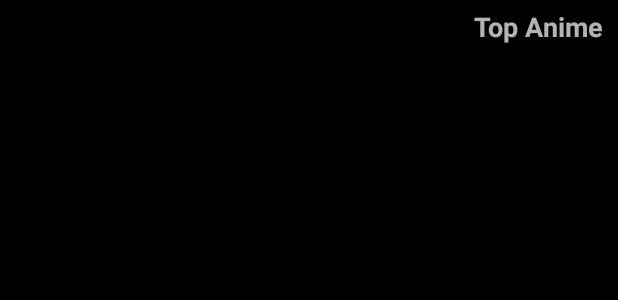
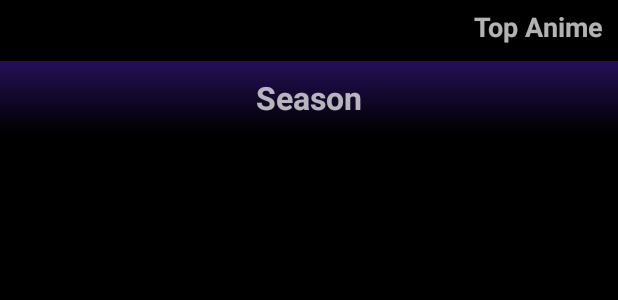
Before and after one commit to ryuu-blue/Ryu, an Android app: the layout fragment_main.xml on its own in the app's theme, with its tools: preview values and no code run, on a phone screen of 412 x 824 dp. Shown: the top 300 px of the screen. Run offline under Robolectric (Android 15) with nearby library versions, the phone set to English and light mode, and no system bars; network calls fail.

Commit message:
final - project abandoned

```diff
--- a/app/src/main/java/com/joellui/ryu/AnimeDetailsActivity.kt
+++ b/app/src/main/java/com/joellui/ryu/AnimeDetailsActivity.kt
@@ -243,5 +243,9 @@ class AnimeDetailsActivity : AppCompatActivity() {
         finish()
     }
 
+    fun Likebtn(view: android.view.View) {
+        Toast.makeText(this, "Default", Toast.LENGTH_SHORT).show()
+    }
+
 
 }
--- a/app/src/main/java/com/joellui/ryu/api/Aniapi.kt
+++ b/app/src/main/java/com/joellui/ryu/api/Aniapi.kt
@@ -20,8 +20,8 @@ interface Aniapi {
     @GET("/v1/episode")
     suspend fun getEpisode(
         @Query("anime_id") number: Int,
-        @Query("source") src: String = "dreamsub",
-        @Query("locale") locale: String = "it",
+        @Query("source") src: String = "gogoanime",
+        @Query("locale") locale: String = "en",
         @Query("page") current_page: Int = 1
     ): Response<EpisodePost>
 
@@ -38,6 +38,7 @@ interface Aniapi {
         @Query("formats") formats: String? = null,
         @Query("status") status: String? = null,
         @Query("per_page") per_page: Int? = null,
+        @Query("season") season: Int? = null,
         @Query("sort_fields") sort_fields: String? = null,
         @Query("sort_directions") sort_directions: Int? = null,
     ): Response<SearchPost>
--- a/app/src/main/java/com/joellui/ryu/repositry/Repository.kt
+++ b/app/src/main/java/com/joellui/ryu/repositry/Repository.kt
@@ -31,9 +31,10 @@ class Repository {
         formats: String? = null,
         status: String? = null,
         per_page: Int? = null,
+        season: Int? = null,
         sort_fields: String? = null,
         sort_directions: Int? = null,
         ): Response<SearchPost> {
-        return  RetrofitInstance.api.getSearchAnime(title,nsfw,formats,status,per_page,sort_fields,sort_directions)
+        return  RetrofitInstance.api.getSearchAnime(title,nsfw,formats,status,per_page, season,sort_fields,sort_directions)
     }
 }
--- /dev/null
+++ b/app/src/main/res/drawable/ic_fav.xml
@@ -0,0 +1,5 @@
+<vector android:height="24dp" android:tint="#FB3958"
+    android:viewportHeight="24" android:viewportWidth="24"
+    android:width="24dp" xmlns:android="http://schemas.android.com/apk/res/android">
+    <path android:fillColor="@android:color/white" android:pathData="M12,21.35l-1.45,-1.32C5.4,15.36 2,12.28 2,8.5 2,5.42 4.42,3 7.5,3c1.74,0 3.41,0.81 4.5,2.09C13.09,3.81 14.76,3 16.5,3 19.58,3 22,5.42 22,8.5c0,3.78 -3.4,6.86 -8.55,11.54L12,21.35z"/>
+</vector>
--- /dev/null
+++ b/app/src/main/res/drawable/ic_unfav.xml
@@ -0,0 +1,5 @@
+<vector android:height="24dp" android:tint="#FB3958"
+    android:viewportHeight="24" android:viewportWidth="24"
+    android:width="24dp" xmlns:android="http://schemas.android.com/apk/res/android">
+    <path android:fillColor="@android:color/white" android:pathData="M16.5,3c-1.74,0 -3.41,0.81 -4.5,2.09C10.91,3.81 9.24,3 7.5,3 4.42,3 2,5.42 2,8.5c0,3.78 3.4,6.86 8.55,11.54L12,21.35l1.45,-1.32C18.6,15.36 22,12.28 22,8.5 22,5.42 19.58,3 16.5,3zM12.1,18.55l-0.1,0.1 -0.1,-0.1C7.14,14.24 4,11.39 4,8.5 4,6.5 5.5,5 7.5,5c1.54,0 3.04,0.99 3.57,2.36h1.87C13.46,5.99 14.96,5 16.5,5c2,0 3.5,1.5 3.5,3.5 0,2.89 -3.14,5.74 -7.9,10.05z"/>
+</vector>
--- a/app/src/main/res/layout/fragment_main.xml
+++ b/app/src/main/res/layout/fragment_main.xml
@@ -33,11 +33,59 @@
                 android:textSize="18sp"
                 android:textStyle="bold"/>
 
+
             <androidx.recyclerview.widget.RecyclerView
                 android:id="@+id/rv_topAnime"
-                android:orientation="horizontal"
                 android:layout_width="match_parent"
-                android:layout_height="wrap_content"/>
+                android:layout_height="wrap_content"
+                tools:itemCount="5"
+                android:orientation="horizontal" />
+
+            <androidx.constraintlayout.widget.ConstraintLayout
+                android:layout_width="match_parent"
+                android:layout_height="match_parent">
+
+                <FrameLayout
+                    app:layout_constraintTop_toTopOf="parent"
+                    app:layout_constraintBottom_toBottomOf="parent"
+                    app:layout_constraintStart_toStartOf="parent"
+                    app:layout_constraintEnd_toEndOf="parent"
+                    android:background="#794F20B8"
+                    android:layout_height="0dp"
+                    android:layout_width="0dp">
+
+                    <View
+                        app:layout_constraintBottom_toBottomOf="@id/rv_seasonPeriod"
+                        android:layout_width="match_parent"
+                        android:background="@drawable/gradient_black"
+                        android:layout_height="match_parent"/>
+
+                </FrameLayout>
+
+                <TextView
+                    app:layout_constraintTop_toTopOf="parent"
+                    app:layout_constraintStart_toStartOf="parent"
+                    app:layout_constraintEnd_toEndOf="parent"
+                    android:id="@+id/tv_seasonPeriod"
+                    android:layout_width="match_parent"
+                    android:layout_height="wrap_content"
+                    android:text="Season"
+                    android:textStyle="bold"
+                    android:padding="10dp"
+                    android:textSize="21sp"
+                    android:textAlignment="center"/>
+
+                <androidx.recyclerview.widget.RecyclerView
+                    android:id="@+id/rv_seasonPeriod"
+                    app:layout_constraintTop_toBottomOf="@id/tv_seasonPeriod"
+                    android:layout_width="match_parent"
+                    tools:itemCount="5"
+                    android:layout_height="wrap_content"/>
+
+
+            </androidx.constraintlayout.widget.ConstraintLayout>
+
+
 
         </LinearLayout>
     </ScrollView>
--- a/build.gradle
+++ b/build.gradle
@@ -5,7 +5,7 @@ buildscript {
         mavenCentral()
     }
     dependencies {
-        classpath 'com.android.tools.build:gradle:7.0.4'
+        classpath 'com.android.tools.build:gradle:7.1.0'
         classpath "org.jetbrains.kotlin:kotlin-gradle-plugin:1.5.31"
 
         // NOTE: Do not place your application dependencies here; they belong
```
Also changed, not shown: app/src/main/java/com/joellui/ryu/MainFragment.kt (+90 -9 lines), app/src/main/java/com/joellui/ryu/MainViewModel.kt (+10 -2 lines), app/src/main/java/com/joellui/ryu/utils/CustomResponse.kt (added, +13 -0 lines), app/src/main/res/drawable/fav_btn.xml (added, +7 -0 lines), app/src/main/res/layout/activity_anime_details.xml (+12 -0 lines), gradle/wrapper/gradle-wrapper.properties, 2 other files.
